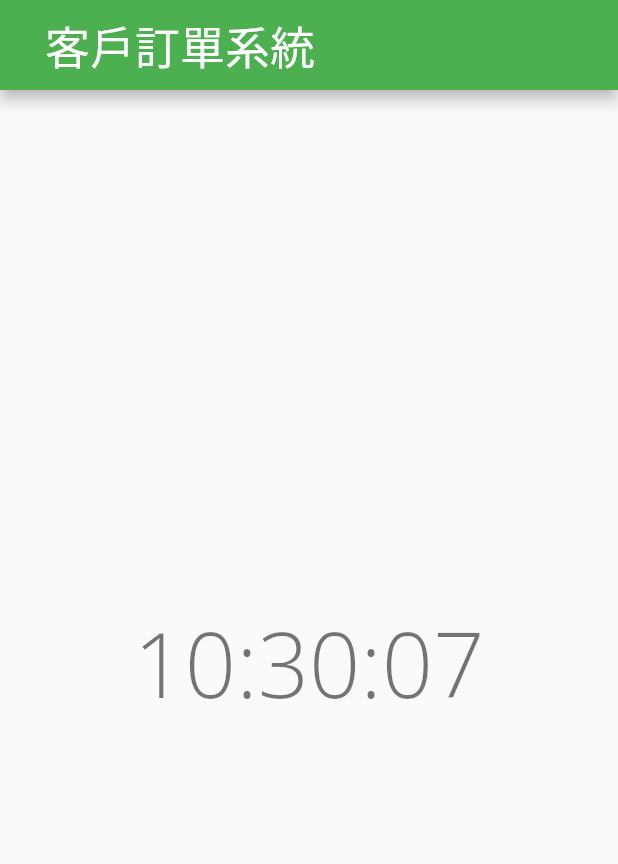
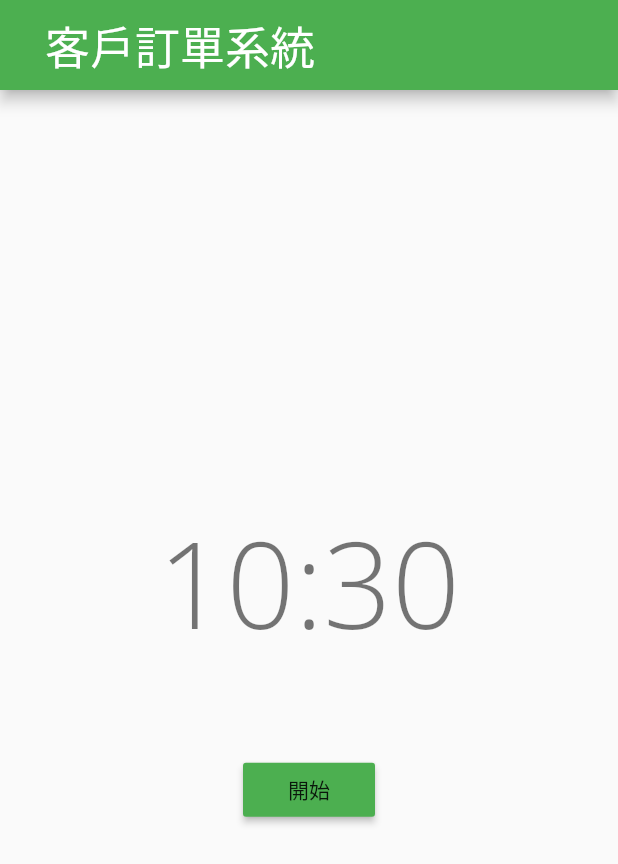
Before and after one commit to ryan2156/order-system, a Flutter app: the screen it shows after launch, on a phone screen of 412 x 824 dp. Shown: the top 864 px of the screen. Run offline on Flutter 3.47's test engine with Material 2 defaults, Android fonts, the phone set to English and light mode, and no system bars.

Commit message:
加入了首頁切換的按鈕及將appbar做成組件。

```diff
--- a/lib/screens/components/clock.dart
+++ b/lib/screens/components/clock.dart
@@ -1,17 +1,15 @@
 import 'dart:async';
+import 'package:flutter/material.dart';
 
-import 'package:flutter/material.dart';
-import 'package:intl/intl.dart';
-
-class ThisTime extends StatefulWidget {
-  const ThisTime({Key? key}) : super(key: key);
+class Clock extends StatefulWidget {
+  const Clock({Key? key}) : super(key: key);
 
   @override
-  State<ThisTime> createState() => _TimeNow();
+  State<Clock> createState() => _TimeNow();
 
 }
 
-class _TimeNow extends State<ThisTime> {
+class _TimeNow extends State<Clock> {
 
   late Timer _timer;
   DateTime dateTime = DateTime.now();
@@ -21,7 +19,7 @@ class _TimeNow extends State<ThisTime> {
   void initState(){
     super.initState();
     dateTime = DateTime.now();
-    _timer = Timer.periodic(Duration (seconds: 1), setTime);
+    _timer = Timer.periodic(const Duration (seconds: 1), setTime);
   }
 
   void setTime(Timer timer) {
@@ -30,6 +28,7 @@ class _TimeNow extends State<ThisTime> {
     });
   }
 
+  @override
   void dispose() {
     _timer.cancel();
     super.dispose();
@@ -39,21 +38,20 @@ class _TimeNow extends State<ThisTime> {
 
   @override
   Widget build(BuildContext context) {
-    return MaterialApp(
-      debugShowCheckedModeBanner: false,
-      home: Center(
-        child: Text(
-          '${dateTime.hour}:${dateTime.minute.toString().padLeft(2,'0')}:${dateTime.second.toString().padLeft(2,'0')}',
-          style: const TextStyle(
-            fontFamily: 'OpenSans',
-            fontWeight: FontWeight.w300,
-            color: Colors.black54,
-            decoration: TextDecoration.none,
-            fontSize: 60,
-          ),
-          textAlign: TextAlign.center,
+    return Container(
+      margin: const EdgeInsets.fromLTRB(0, 0, 0, 60),
+      child: Text(
+        '${dateTime.hour}:${dateTime.minute.toString()}',
+        style: const TextStyle(
+          fontFamily: 'OpenSans',
+          fontWeight: FontWeight.w200,
+          color: Colors.black54,
+          decoration: TextDecoration.none,
+          fontSize: 80,
         ),
-      ),
+      )
     );
+
+
   }
 }
--- a/lib/screens/homepage.dart
+++ b/lib/screens/homepage.dart
@@ -1,5 +1,8 @@
 import 'package:flutter/material.dart';
+
 import 'package:ordersystem/screens/components/clock.dart';
+import 'package:ordersystem/screens/orderpage.dart';
+
 
 class Homepage extends StatefulWidget{
   const Homepage({Key? key}) : super(key: key);
@@ -26,7 +29,23 @@ class _HomePageState extends State<Homepage>{
         toolbarHeight: 60,
       ),
 
-      body: ThisTime(),
+     body: Center(
+       child: Column(
+         mainAxisAlignment: MainAxisAlignment.center,
+         children: [
+           Clock(),
+           RaisedButton(
+             onPressed: () {
+               Navigator.push(context,
+                  MaterialPageRoute(builder: (context) => const OrderPage())
+               );
+             },
+             color: Colors.green,
+             child: Text('開始'),
+           ),
+         ],
+       ),
+     )
     );
   }
 }
```
Also changed, not shown: lib/screens/components/appbar.dart (added, +22 -0 lines), lib/screens/orderpage.dart (added, +31 -0 lines).
